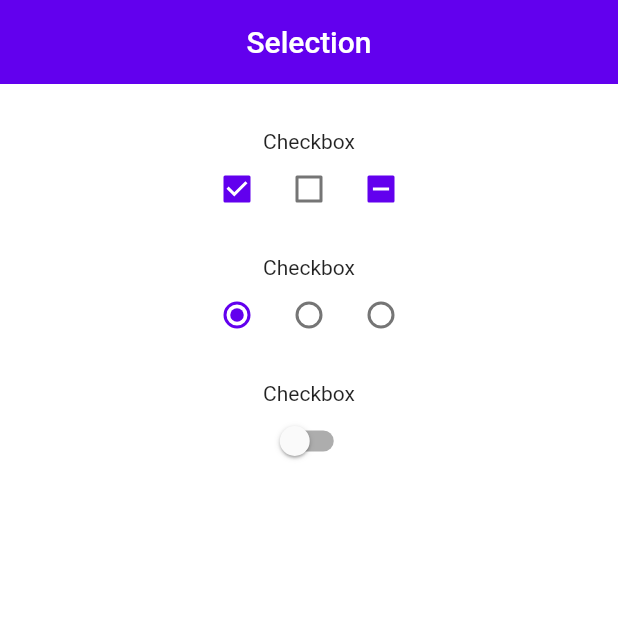
After one commit to luffyjie/flutter, a Flutter app: the SelectionControlsDemo screen opened by its route, on a phone screen of 412 x 824 dp, the top half of it. The commit adds this screen. Run offline on Flutter 3.47's test engine with Material 2 defaults, Android fonts, the phone set to English and light mode, and no system bars; our stand-ins replace flutter_localized_locales, flutter_swiper, google_fonts; generated files the repository leaves out were written again.

Commit message:
add selection control and tooltip demo

```diff
--- /dev/null
+++ b/flutter_autoLayout/lib/gallery/selection_controls_demo.dart
@@ -0,0 +1,152 @@
+import 'package:flutter_autoLayout/public.dart';
+
+enum SelectionControlsDemoType {
+  checkbox,
+  radio,
+  switches,
+}
+
+class SelectionControlsDemo extends StatelessWidget {
+  String _title(BuildContext context, SelectionControlsDemoType type) {
+    switch (type) {
+      case SelectionControlsDemoType.checkbox:
+        return AutolayoutLocalizations.of(context)
+            .demoSelectionControlsCheckboxTitle;
+      case SelectionControlsDemoType.radio:
+        return AutolayoutLocalizations.of(context)
+            .demoSelectionControlsRadioTitle;
+      case SelectionControlsDemoType.switches:
+        return AutolayoutLocalizations.of(context)
+            .demoSelectionControlsSwitchTitle;
+    }
+    return '';
+  }
+
+  @override
+  Widget build(BuildContext context) {
+    return Scaffold(
+      appBar: AppBar(
+        automaticallyImplyLeading: false,
+        title: Text('Selection'),
+      ),
+      body: Center(
+        child: Column(
+          children: [
+            SizedBox(height: 30),
+            Text(_title(context, SelectionControlsDemoType.checkbox)),
+            _Checkboxdemo(),
+            SizedBox(height: 20),
+            Text(_title(context, SelectionControlsDemoType.checkbox)),
+            _RadioDemo(),
+            SizedBox(height: 20),
+            Text(_title(context, SelectionControlsDemoType.checkbox)),
+            _SwitchDemo(),
+          ],
+        ),
+      ),
+    );
+  }
+}
+
+class _Checkboxdemo extends StatefulWidget {
+  @override
+  _CheckboxDemoState createState() => _CheckboxDemoState();
+}
+
+class _CheckboxDemoState extends State<_Checkboxdemo> {
+  bool checkboxValueA = true;
+  bool checkboxValueB = false;
+  bool checkboxValueC;
+
+  @override
+  Widget build(BuildContext context) {
+    return Center(
+      child: Row(
+        mainAxisSize: MainAxisSize.min,
+        children: [
+          Checkbox(
+              value: checkboxValueA,
+              onChanged: (value) {
+                setState(() {
+                  checkboxValueA = value;
+                });
+              }),
+          Checkbox(
+              value: checkboxValueB,
+              onChanged: (value) {
+                setState(() {
+                  checkboxValueB = value;
+                });
+              }),
+          Checkbox(
+              value: checkboxValueC,
+              tristate: true,
+              onChanged: (value) {
+                setState(() {
+                  checkboxValueC = value;
+                });
+              }),
+        ],
+      ),
+    );
+  }
+}
+
+class _RadioDemo extends StatefulWidget {
+  @override
+  _RadioDemoState createState() => _RadioDemoState();
+}
+
+class _RadioDemoState extends State<_RadioDemo> {
+  int radioValue = 0;
+
+  void handleRadioValueChanged(int value) {
+    setState(() {
+      radioValue = value;
+    });
+  }
+
+  @override
+  Widget build(BuildContext context) {
+    return Center(
+      child: Row(
+        mainAxisSize: MainAxisSize.min,
+        children: [
+          for (int index = 0; index < 3; ++index)
+            Radio<int>(
+              value: index,
+              groupValue: radioValue,
+              onChanged: handleRadioValueChanged,
+            ),
+        ],
+      ),
+    );
+  }
+}
+
+class _SwitchDemo extends StatefulWidget {
+  @override
+  _SwitchDemoState createState() => _SwitchDemoState();
+}
+
+class _SwitchDemoState extends State<_SwitchDemo> {
+  bool switchValue = false;
+
+  @override
+  Widget build(BuildContext context) {
+    return Center(
+      child: Semantics(
+        container: true,
+        label: AutolayoutLocalizations.of(context)
+            .demoSelectionControlsSwitchTitle,
+        child: Switch(
+            value: switchValue,
+            onChanged: (value) {
+              setState(() {
+                switchValue = value;
+              });
+            }),
+      ),
+    );
+  }
+}
--- a/flutter_autoLayout/lib/gallery_public.dart
+++ b/flutter_autoLayout/lib/gallery_public.dart
@@ -16,3 +16,6 @@ export 'gallery/grid_list_demo.dart';
 export 'gallery/list_demo.dart';
 export 'gallery/menu_demo.dart';
 export 'gallery/progress_indicator_demo.dart';
+export 'gallery/picker_demo.dart';
+export 'gallery/selection_controls_demo.dart';
+export 'gallery/tooltip_demo.dart';
--- a/flutter_autoLayout/lib/main.dart
+++ b/flutter_autoLayout/lib/main.dart
@@ -1,7 +1,6 @@
 import 'package:flutter/cupertino.dart';
 import 'package:flutter/foundation.dart';
 import 'package:flutter/scheduler.dart';
-import 'package:flutter_autoLayout/gallery/picker_demo.dart';
 import 'package:flutter_autoLayout/themes/theme_data.dart';
 import 'package:flutter_localized_locales/flutter_localized_locales.dart';
 import 'public.dart';
@@ -66,6 +65,9 @@ class MyApp extends StatelessWidget {
               '/picker_demo': (BuildContext context) => PickerDemo(),
               '/progress_indicator_demo': (BuildContext context) =>
                   ProgressIndicatorDemo(),
+              '/selection_control_demo': (BuildContext context) =>
+                  SelectionControlsDemo(),
+              '/tooltip_demo': (BuildContext context) => TooltipDemo(),
             },
             localizationsDelegates: const [
               ...AutolayoutLocalizations.localizationsDelegates,
@@ -205,6 +207,18 @@ class _MyHomePageSatate extends State<MyHomePage> {
                       Navigator.pushNamed(context, '/progress_indicator_demo');
                     },
                   ),
+                  GalleryButton(
+                    name: "Selection control demo",
+                    onPressed: () {
+                      Navigator.pushNamed(context, '/selection_control_demo');
+                    },
+                  ),
+                  GalleryButton(
+                    name: "Tooltip demo",
+                    onPressed: () {
+                      Navigator.pushNamed(context, '/tooltip_demo');
+                    },
+                  ),
                 ],
               ),
               Row(
```
Also changed, not shown: flutter_autoLayout/lib/gallery/tooltip_demo.dart (added, +39 -0 lines).
